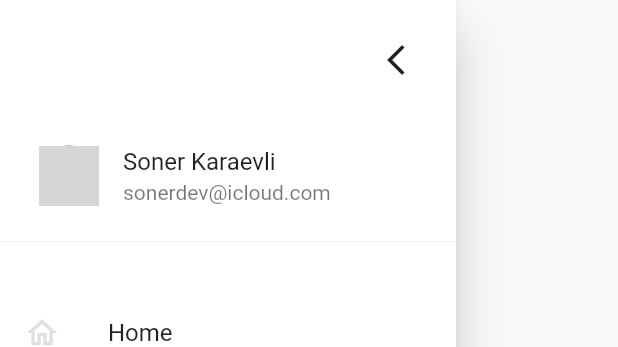
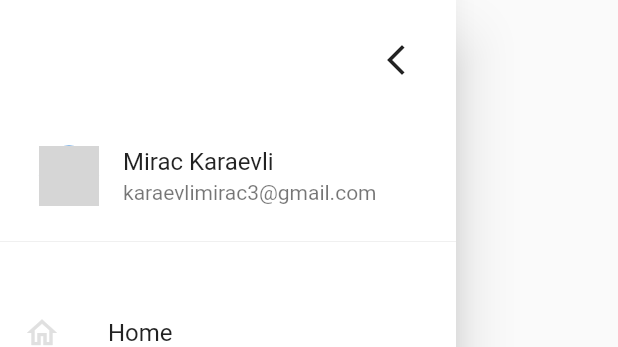
Before and after one commit to miracxdev/order_app_ui, a Flutter app: the NavDrawer widget shown alone on an empty page, opened directly, on a phone screen of 412 x 824 dp. Shown: the top 347 px of the screen. Run offline on Flutter 3.47's test engine with Material 2 defaults, Android fonts, the phone set to English and light mode, and no system bars; network calls fail; grey boxes are pictures that could not be loaded.

Commit message:
some fixed

```diff
--- a/lib/ui/widgets/drawer.dart
+++ b/lib/ui/widgets/drawer.dart
@@ -26,13 +26,13 @@ class NavDrawer extends StatelessWidget {
                 ListTile(
                   leading: CircleAvatar(
                     backgroundImage: NetworkImage(
-                        "https://avatars.githubusercontent.com/u/51439795?v=4"),
+                        "https://avatars.githubusercontent.com/u/71889823?v=4"),
                   ),
-                  title: Text("Soner Karaevli"),
+                  title: Text("Mirac Karaevli"),
                   contentPadding: EdgeInsets.only(
                     left: 10,
                   ),
-                  subtitle: Text("sonerdev@icloud.com"),
+                  subtitle: Text("karaevlimirac3@gmail.com"),
                 ),
               ],
             ),
```
